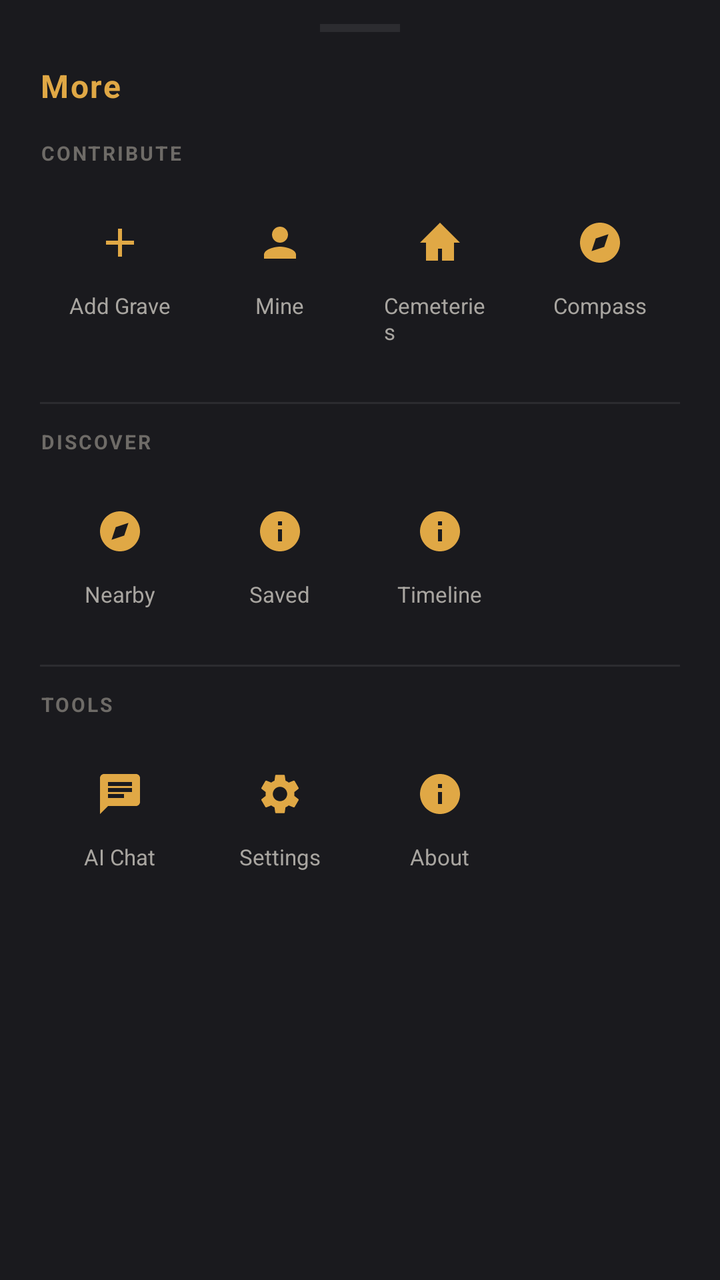
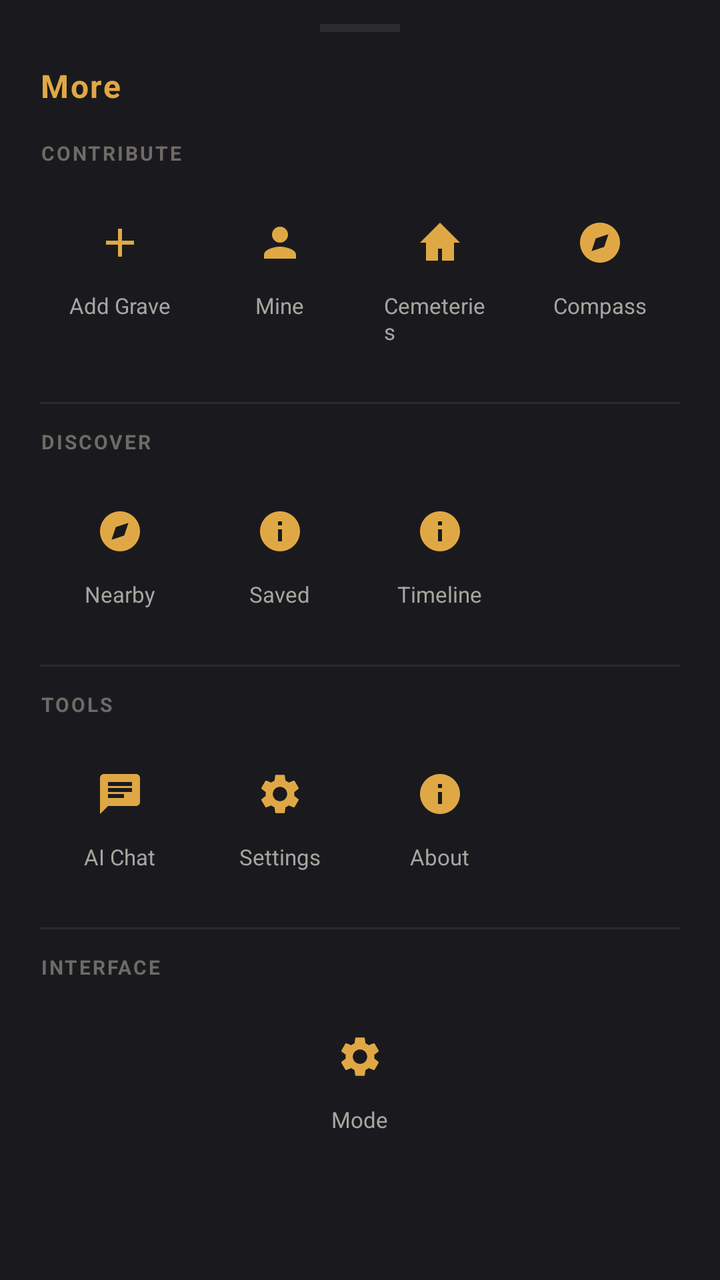

Screens rendered from an Android XML layout before and after an edit, with the pre-edit source and the edit as a unified diff.
<!-- AndroidManifest.xml: application theme Theme.GraveAtlas -->
<!-- res/layout/sheet_more.xml -->
<?xml version="1.0" encoding="utf-8"?>
<LinearLayout
    xmlns:android="http://schemas.android.com/apk/res/android"
    xmlns:app="http://schemas.android.com/apk/res-auto"
    android:layout_width="match_parent"
    android:layout_height="wrap_content"
    android:orientation="vertical"
    android:background="@color/bg_surface"
    android:paddingTop="12dp"
    android:paddingBottom="24dp"
    android:paddingStart="20dp"
    android:paddingEnd="20dp">

    
    <View
        android:layout_width="40dp"
        android:layout_height="4dp"
        android:background="@color/divider_dark"
        android:layout_gravity="center"
        android:layout_marginBottom="16dp" />

    
    <TextView
        android:layout_width="match_parent"
        android:layout_height="wrap_content"
        android:text="More"
        android:textSize="16sp"
        android:textStyle="bold"
        android:textColor="@color/gold"
        android:letterSpacing="0.05"
        android:layout_marginBottom="16dp" />

    
    <TextView
        android:layout_width="wrap_content"
        android:layout_height="wrap_content"
        android:text="CONTRIBUTE"
        android:clickable="false"
        android:focusable="false"
        android:textSize="10sp"
        android:textStyle="bold"
        android:textColor="@color/text_muted_dark"
        android:letterSpacing="0.1"
        android:layout_marginBottom="8dp" />

    
    <LinearLayout
        android:layout_width="match_parent"
        android:layout_height="wrap_content"
        android:orientation="horizontal"
        android:layout_marginBottom="4dp">

        <LinearLayout
            android:id="@+id/moreAdd"
            android:layout_width="0dp"
            android:layout_height="wrap_content"
            android:layout_weight="1"
            android:orientation="vertical"
            android:gravity="center"
            android:background="?attr/selectableItemBackgroundBorderless"
            android:clickable="true"
            android:focusable="true"
            android:descendantFocusability="blocksDescendants"
            android:padding="12dp">

            <ImageView
                android:layout_width="36dp"
                android:layout_height="36dp"
                android:src="@drawable/ic_more_add"
                android:background="@android:color/transparent"
                app:tint="@color/gold"
                android:scaleType="centerInside"
                android:padding="2dp"
                android:clickable="false" android:focusable="false" />
            <TextView
                android:layout_width="wrap_content"
                android:layout_height="wrap_content"
                android:text="Add Grave"
                android:textSize="11sp"
                android:textColor="@color/text_secondary_dark"
                android:layout_marginTop="6dp"
                android:clickable="false" android:focusable="false" />
        </LinearLayout>

        <LinearLayout
            android:id="@+id/moreMine"
            android:layout_width="0dp"
            android:layout_height="wrap_content"
            android:layout_weight="1"
            android:orientation="vertical"
            android:gravity="center"
            android:background="?attr/selectableItemBackgroundBorderless"
            android:clickable="true"
            android:focusable="true"
            android:descendantFocusability="blocksDescendants"
            android:padding="12dp">

            <ImageView
                android:layout_width="36dp"
                android:layout_height="36dp"
                android:src="@drawable/ic_more_mine"
                android:background="@android:color/transparent"
                app:tint="@color/gold"
                android:scaleType="centerInside"
                android:padding="2dp"
                android:clickable="false" android:focusable="false" />
            <TextView
                android:layout_width="wrap_content"
                android:layout_height="wrap_content"
                android:text="Mine"
                android:textSize="11sp"
                android:textColor="@color/text_secondary_dark"
                android:layout_marginTop="6dp"
                android:clickable="false" android:focusable="false" />
        </LinearLayout>

        <LinearLayout
            android:id="@+id/moreCemetery"
            android:layout_width="0dp"
            android:layout_height="wrap_content"
            android:layout_weight="1"
            android:orientation="vertical"
            android:gravity="center"
            android:background="?attr/selectableItemBackgroundBorderless"
            android:clickable="true"
            android:focusable="true"
            android:descendantFocusability="blocksDescendants"
            android:padding="12dp">

            <ImageView
                android:layout_width="36dp"
                android:layout_height="36dp"
                android:src="@drawable/ic_more_cemetery"
                android:background="@android:color/transparent"
                app:tint="@color/gold"
                android:scaleType="centerInside"
                android:padding="2dp"
                android:clickable="false" android:focusable="false" />
            <TextView
                android:layout_width="wrap_content"
                android:layout_height="wrap_content"
                android:text="Cemeteries"
                android:textSize="11sp"
                android:textColor="@color/text_secondary_dark"
                android:layout_marginTop="6dp"
                android:clickable="false" android:focusable="false" />
        </LinearLayout>

        <LinearLayout
            android:id="@+id/moreCompass"
            android:layout_width="0dp"
            android:layout_height="wrap_content"
            android:layout_weight="1"
            android:orientation="vertical"
            android:gravity="center"
            android:background="?attr/selectableItemBackgroundBorderless"
            android:clickable="true"
            android:focusable="true"
            android:descendantFocusability="blocksDescendants"
            android:padding="12dp">

            <ImageView
                android:layout_width="36dp"
                android:layout_height="36dp"
                android:src="@drawable/ic_more_compass"
                android:background="@android:color/transparent"
                app:tint="@color/gold"
                android:scaleType="centerInside"
                android:padding="2dp"
                android:clickable="false" android:focusable="false" />
            <TextView
                android:layout_width="wrap_content"
                android:layout_height="wrap_content"
                android:text="Compass"
                android:textSize="11sp"
                android:textColor="@color/text_secondary_dark"
                android:layout_marginTop="6dp"
                android:clickable="false" android:focusable="false" />
        </LinearLayout>
    </LinearLayout>

    
    <View
        android:layout_width="match_parent"
        android:layout_height="1dp"
        android:background="@color/divider_dark"
        android:layout_marginTop="12dp"
        android:layout_marginBottom="12dp" />

    
    <TextView
        android:layout_width="wrap_content"
        android:layout_height="wrap_content"
        android:text="DISCOVER"
        android:clickable="false"
        android:focusable="false"
        android:textSize="10sp"
        android:textStyle="bold"
        android:textColor="@color/text_muted_dark"
        android:letterSpacing="0.1"
        android:layout_marginBottom="8dp" />

    
    <LinearLayout
        android:layout_width="match_parent"
        android:layout_height="wrap_content"
        android:orientation="horizontal"
        android:layout_marginBottom="4dp">

        <LinearLayout
            android:id="@+id/moreNearby"
            android:layout_width="0dp"
            android:layout_height="wrap_content"
            android:layout_weight="1"
            android:orientation="vertical"
            android:gravity="center"
            android:background="?attr/selectableItemBackgroundBorderless"
            android:clickable="true"
            android:focusable="true"
            android:descendantFocusability="blocksDescendants"
            android:padding="12dp">

            <ImageView
                android:layout_width="36dp"
                android:layout_height="36dp"
                android:src="@drawable/ic_more_compass"
                android:background="@android:color/transparent"
                app:tint="@color/gold"
                android:scaleType="centerInside"
                android:padding="2dp"
                android:clickable="false" android:focusable="false" />
            <TextView
                android:layout_width="wrap_content"
                android:layout_height="wrap_content"
                android:text="Nearby"
                android:textSize="11sp"
                android:textColor="@color/text_secondary_dark"
                android:layout_marginTop="6dp"
                android:clickable="false" android:focusable="false" />
        </LinearLayout>

        <LinearLayout
            android:id="@+id/moreSaved"
            android:layout_width="0dp"
            android:layout_height="wrap_content"
            android:layout_weight="1"
            android:orientation="vertical"
            android:gravity="center"
            android:background="?attr/selectableItemBackgroundBorderless"
            android:clickable="true"
            android:focusable="true"
            android:descendantFocusability="blocksDescendants"
            android:padding="12dp">

            <ImageView
                android:layout_width="36dp"
                android:layout_height="36dp"
                android:src="@drawable/ic_more_about"
                android:background="@android:color/transparent"
                app:tint="@color/gold"
                android:scaleType="centerInside"
                android:padding="2dp"
                android:clickable="false" android:focusable="false" />
            <TextView
                android:layout_width="wrap_content"
                android:layout_height="wrap_content"
                android:text="Saved"
                android:textSize="11sp"
                android:textColor="@color/text_secondary_dark"
                android:layout_marginTop="6dp"
                android:clickable="false" android:focusable="false" />
        </LinearLayout>

        
        <LinearLayout
            android:id="@+id/moreTimeline"
            android:layout_width="0dp"
            android:layout_height="wrap_content"
            android:layout_weight="1"
            android:orientation="vertical"
            android:gravity="center"
            android:background="?attr/selectableItemBackgroundBorderless"
            android:clickable="true"
            android:focusable="true"
            android:descendantFocusability="blocksDescendants"
            android:padding="12dp">

            <ImageView
                android:layout_width="36dp"
                android:layout_height="36dp"
                android:src="@drawable/ic_more_about"
                android:background="@android:color/transparent"
                app:tint="@color/gold"
                android:scaleType="centerInside"
                android:padding="2dp"
                android:clickable="false" android:focusable="false" />
            <TextView
                android:layout_width="wrap_content"
                android:layout_height="wrap_content"
                android:text="Timeline"
                android:textSize="11sp"
                android:textColor="@color/text_secondary_dark"
                android:layout_marginTop="6dp"
                android:clickable="false" android:focusable="false" />
        </LinearLayout>

        
        <View
            android:layout_width="0dp"
            android:layout_height="match_parent"
            android:layout_weight="1" />
    </LinearLayout>

    
    <View
        android:layout_width="match_parent"
        android:layout_height="1dp"
        android:background="@color/divider_dark"
        android:layout_marginTop="12dp"
        android:layout_marginBottom="12dp" />

    
    <TextView
        android:layout_width="wrap_content"
        android:layout_height="wrap_content"
        android:text="TOOLS"
        android:clickable="false"
        android:focusable="false"
        android:textSize="10sp"
        android:textStyle="bold"
        android:textColor="@color/text_muted_dark"
        android:letterSpacing="0.1"
        android:layout_marginBottom="8dp" />

    
    <LinearLayout
        android:layout_width="match_parent"
        android:layout_height="wrap_content"
        android:orientation="horizontal"
        android:layout_marginBottom="4dp">

        <LinearLayout
            android:id="@+id/moreChat"
            android:layout_width="0dp"
            android:layout_height="wrap_content"
            android:layout_weight="1"
            android:orientation="vertical"
            android:gravity="center"
            android:background="?attr/selectableItemBackgroundBorderless"
            android:clickable="true"
            android:focusable="true"
            android:descendantFocusability="blocksDescendants"
            android:padding="12dp">

            <ImageView
                android:layout_width="36dp"
                android:layout_height="36dp"
                android:src="@drawable/ic_more_chat"
                android:background="@android:color/transparent"
                app:tint="@color/gold"
                android:scaleType="centerInside"
                android:padding="2dp"
                android:clickable="false" android:focusable="false" />
            <TextView
                android:layout_width="wrap_content"
                android:layout_height="wrap_content"
                android:text="AI Chat"
                android:textSize="11sp"
                android:textColor="@color/text_secondary_dark"
                android:layout_marginTop="6dp"
                android:clickable="false" android:focusable="false" />
        </LinearLayout>

        <LinearLayout
            android:id="@+id/moreSettings"
            android:layout_width="0dp"
            android:layout_height="wrap_content"
            android:layout_weight="1"
            android:orientation="vertical"
            android:gravity="center"
            android:background="?attr/selectableItemBackgroundBorderless"
            android:clickable="true"
            android:focusable="true"
            android:descendantFocusability="blocksDescendants"
            android:padding="12dp">

            <ImageView
                android:layout_width="36dp"
                android:layout_height="36dp"
                android:src="@drawable/ic_more_settings"
                android:background="@android:color/transparent"
                app:tint="@color/gold"
                android:scaleType="centerInside"
                android:padding="2dp"
                android:clickable="false" android:focusable="false" />
            <TextView
                android:layout_width="wrap_content"
                android:layout_height="wrap_content"
                android:text="Settings"
                android:textSize="11sp"
                android:textColor="@color/text_secondary_dark"
                android:layout_marginTop="6dp"
                android:clickable="false" android:focusable="false" />
        </LinearLayout>

        <LinearLayout
            android:id="@+id/moreAbout"
            android:layout_width="0dp"
            android:layout_height="wrap_content"
            android:layout_weight="1"
            android:orientation="vertical"
            android:gravity="center"
            android:background="?attr/selectableItemBackgroundBorderless"
            android:clickable="true"
            android:focusable="true"
            android:descendantFocusability="blocksDescendants"
            android:padding="12dp">

            <ImageView
                android:layout_width="36dp"
                android:layout_height="36dp"
                android:src="@drawable/ic_more_about"
                android:background="@android:color/transparent"
                app:tint="@color/gold"
                android:scaleType="centerInside"
                android:padding="2dp"
                android:clickable="false" android:focusable="false" />
            <TextView
                android:layout_width="wrap_content"
                android:layout_height="wrap_content"
                android:text="About"
                android:textSize="11sp"
                android:textColor="@color/text_secondary_dark"
                android:layout_marginTop="6dp"
                android:clickable="false" android:focusable="false" />
        </LinearLayout>

        
        <View
            android:layout_width="0dp"
            android:layout_height="match_parent"
            android:layout_weight="1" />
    </LinearLayout>

</LinearLayout>
<!-- resources referenced by this layout -->
<resources>
  <color name="bg_surface">#1A1A1E</color>
  <color name="divider_dark">#2C2C30</color>
  <color name="gold">#E0A845</color>
  <color name="text_muted_dark">#6E6B67</color>
  <color name="text_secondary_dark">#A8A5A0</color>
  <!-- drawable ic_more_about (drawable) -->
  <vector xmlns:android="http://schemas.android.com/apk/res/android"
      android:width="24dp" android:height="24dp" android:viewportWidth="24" android:viewportHeight="24">
      <path android:fillColor="#FFFFFF"
          android:pathData="M12,2C6.48,2 2,6.48 2,12s4.48,10 10,10 10,-4.48 10,-10S17.52,2 12,2zM13,17h-2v-6h2v6zM13,9h-2V7h2v2z"/>
  </vector>
  <!-- drawable ic_more_add (drawable) -->
  <vector xmlns:android="http://schemas.android.com/apk/res/android"
      android:width="24dp" android:height="24dp" android:viewportWidth="24" android:viewportHeight="24">
      <path android:fillColor="#FFFFFF"
          android:pathData="M19,13h-6v6h-2v-6H5v-2h6V5h2v6h6v2z"/>
  </vector>
  <!-- drawable ic_more_cemetery (drawable) -->
  <vector xmlns:android="http://schemas.android.com/apk/res/android"
      android:width="24dp" android:height="24dp" android:viewportWidth="24" android:viewportHeight="24">
      <path android:fillColor="#FFFFFF"
          android:pathData="M12,2L2,12h3v9h6v-6h2v6h6v-9h3L12,2z"/>
  </vector>
  <!-- drawable ic_more_chat (drawable) -->
  <vector xmlns:android="http://schemas.android.com/apk/res/android"
      android:width="24dp" android:height="24dp" android:viewportWidth="24" android:viewportHeight="24">
      <path android:fillColor="#FFFFFF"
          android:pathData="M20,2H4c-1.1,0 -2,0.9 -2,2v18l4,-4h14c1.1,0 2,-0.9 2,-2V4c0,-1.1 -0.9,-2 -2,-2zM6,9h12v2H6V9zM14,14H6v-2h8v2zM18,8H6V6h12v2z"/>
  </vector>
  <!-- drawable ic_more_compass (drawable) -->
  <vector xmlns:android="http://schemas.android.com/apk/res/android"
      android:width="24dp" android:height="24dp" android:viewportWidth="24" android:viewportHeight="24">
      <path android:fillColor="#FFFFFF"
          android:pathData="M12,2c-5.52,0 -10,4.48 -10,10s4.48,10 10,10 10,-4.48 10,-10S17.52,2 12,2zM16.24,7.76l-2.12,6.36 -6.36,2.12 2.12,-6.36 6.36,-2.12z"/>
  </vector>
  <!-- drawable ic_more_mine (drawable) -->
  <vector xmlns:android="http://schemas.android.com/apk/res/android"
      android:width="24dp" android:height="24dp" android:viewportWidth="24" android:viewportHeight="24">
      <path android:fillColor="#FFFFFF"
          android:pathData="M12,12c2.21,0 4,-1.79 4,-4s-1.79,-4 -4,-4 -4,1.79 -4,4 1.79,4 4,4zM12,14c-2.67,0 -8,1.34 -8,4v2h16v-2c0,-2.66 -5.33,-4 -8,-4z"/>
  </vector>
  <style name="Theme.GraveAtlas" parent="Theme.MaterialComponents.NoActionBar">
          <item name="colorPrimary">@color/gold</item>
          <item name="colorPrimaryVariant">@color/gold_dim</item>
          <item name="colorOnPrimary">@color/bg_root</item>
          <item name="colorSecondary">@color/gold</item>
          <item name="colorOnSecondary">@color/bg_root</item>
          <item name="colorSurface">@color/bg_surface</item>
          <item name="colorOnSurface">@color/text_primary_dark</item>
          <item name="android:colorBackground">@color/bg_root</item>
          <item name="colorOnBackground">@color/text_primary_dark</item>
          <item name="android:windowBackground">@color/bg_root</item>
          <item name="android:textColorPrimary">@color/text_primary_dark</item>
          <item name="android:textColorSecondary">@color/text_secondary_dark</item>
          <item name="android:statusBarColor" tools:targetApi="l">@color/bg_root</item>
          <item name="android:navigationBarColor" tools:targetApi="l">@color/bg_root</item>
          <item name="android:windowLightStatusBar" tools:targetApi="m">false</item>
      </style>
  <color name="gold_dim">#8A6A2E</color>
  <color name="bg_root">#0B0B0D</color>
  <color name="text_primary_dark">#F5F1E8</color>
  <!-- unchanged entries left out for length: 1 -->
</resources>

<!-- the commit's change to res/layout/sheet_more.xml (unified diff, before → after) -->
@@ -442,4 +442,97 @@
             android:layout_weight="1" />
     </LinearLayout>
 
+
+    
+    <View
+        android:layout_width="match_parent"
+        android:layout_height="1dp"
+        android:background="@color/divider_dark"
+        android:layout_marginTop="12dp"
+        android:layout_marginBottom="12dp" />
+
+    
+    <TextView
+        android:layout_width="wrap_content"
+        android:layout_height="wrap_content"
+        android:text="INTERFACE"
+        android:clickable="false"
+        android:focusable="false"
+        android:textSize="10sp"
+        android:textStyle="bold"
+        android:textColor="@color/text_muted_dark"
+        android:letterSpacing="0.1"
+        android:layout_marginBottom="8dp" />
+
+    <LinearLayout
+        android:layout_width="match_parent"
+        android:layout_height="wrap_content"
+        android:orientation="horizontal"
+        android:layout_marginBottom="4dp">
+
+        <LinearLayout
+            android:id="@+id/moreInterfaceMode"
+            android:layout_width="0dp"
+            android:layout_height="wrap_content"
+            android:layout_weight="1"
+            android:orientation="vertical"
+            android:gravity="center"
+            android:background="?attr/selectableItemBackgroundBorderless"
+            android:clickable="true"
+            android:focusable="true"
+            android:descendantFocusability="blocksDescendants"
+            android:padding="12dp">
+
+            <ImageView
+                android:layout_width="36dp"
+                android:layout_height="36dp"
+                android:src="@drawable/ic_more_settings"
+                android:background="@android:color/transparent"
+                app:tint="@color/gold"
+                android:scaleType="centerInside"
+                android:padding="2dp"
+                android:clickable="false" android:focusable="false" />
+            <TextView
+                android:layout_width="wrap_content"
+                android:layout_height="wrap_content"
+                android:text="Mode"
+                android:textSize="11sp"
+                android:textColor="@color/text_secondary_dark"
+                android:layout_marginTop="6dp"
+                android:clickable="false" android:focusable="false" />
+        </LinearLayout>
+
+        <LinearLayout
+            android:id="@+id/moreAdmin"
+            android:layout_width="0dp"
+            android:layout_height="wrap_content"
+            android:layout_weight="1"
+            android:orientation="vertical"
+            android:gravity="center"
+            android:background="?attr/selectableItemBackgroundBorderless"
+            android:clickable="true"
+            android:focusable="true"
+            android:descendantFocusability="blocksDescendants"
+            android:padding="12dp"
+            android:visibility="gone">
+
+            <ImageView
+                android:layout_width="36dp"
+                android:layout_height="36dp"
+                android:src="@drawable/ic_more_about"
+                android:background="@android:color/transparent"
+                app:tint="@color/gold"
+                android:scaleType="centerInside"
+                android:padding="2dp"
+                android:clickable="false" android:focusable="false" />
+            <TextView
+                android:layout_width="wrap_content"
+                android:layout_height="wrap_content"
+                android:text="Admin"
+                android:textSize="11sp"
+                android:textColor="@color/text_secondary_dark"
+                android:layout_marginTop="6dp"
+                android:clickable="false" android:focusable="false" />
+        </LinearLayout>
+    </LinearLayout>
 </LinearLayout>
